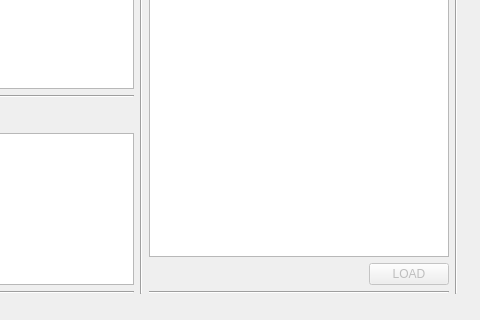
The window that toolkit/config/python/ui_files/tracker.ui (yrchoo/baked) describes before a commit, drawn with Qt 5; both pictures show x 197 to 677 and y 275 to 595 of the 677 by 595 pixel window.
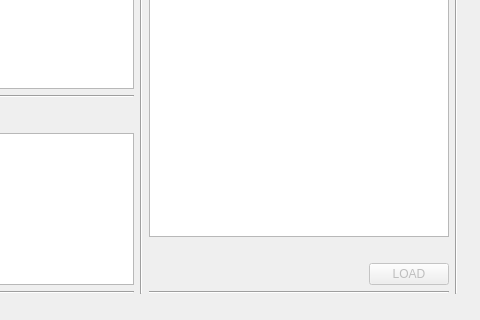
The same window after the commit.

Commit message: edit tracker, maya_namespace

```diff
--- a/toolkit/config/python/ui_files/tracker.ui
+++ b/toolkit/config/python/ui_files/tracker.ui
@@ -325,6 +325,13 @@
            </property>
           </widget>
          </item>
+         <item>
+          <widget class="QLabel" name="label_thumbnail">
+           <property name="text">
+            <string/>
+           </property>
+          </widget>
+         </item>
         </layout>
        </item>
        <item>
```
The commit also changes 2 other files.
